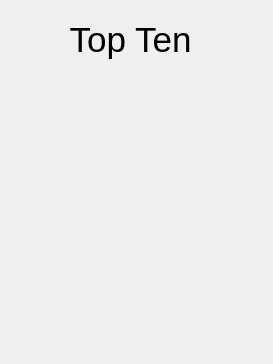
Old version of the form Minesweeper/topten.ui in the repository JalPaca/Minesweeper.
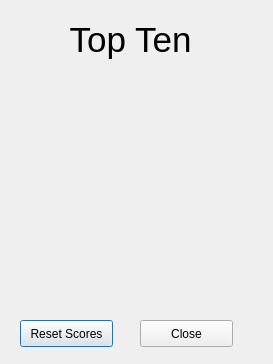
New version of the form.

Commit message: Fix database issues, implement reset button for top scores

Patch:
```diff
--- a/Minesweeper/topten.ui
+++ b/Minesweeper/topten.ui
@@ -36,7 +36,7 @@
      <x>20</x>
      <y>70</y>
      <width>231</width>
-     <height>271</height>
+     <height>221</height>
     </rect>
    </property>
    <property name="text">
@@ -46,6 +46,32 @@
     <set>Qt::AlignLeading|Qt::AlignLeft|Qt::AlignTop</set>
    </property>
   </widget>
+  <widget class="QPushButton" name="resetButton">
+   <property name="geometry">
+    <rect>
+     <x>20</x>
+     <y>320</y>
+     <width>93</width>
+     <height>27</height>
+    </rect>
+   </property>
+   <property name="text">
+    <string>Reset Scores</string>
+   </property>
+  </widget>
+  <widget class="QPushButton" name="close">
+   <property name="geometry">
+    <rect>
+     <x>140</x>
+     <y>320</y>
+     <width>93</width>
+     <height>27</height>
+    </rect>
+   </property>
+   <property name="text">
+    <string>Close</string>
+   </property>
+  </widget>
  </widget>
  <resources/>
  <connections/>
```
Left out of the diff: 19 changed lines with no effect on the pictures. The commit also changes 13 other files.
